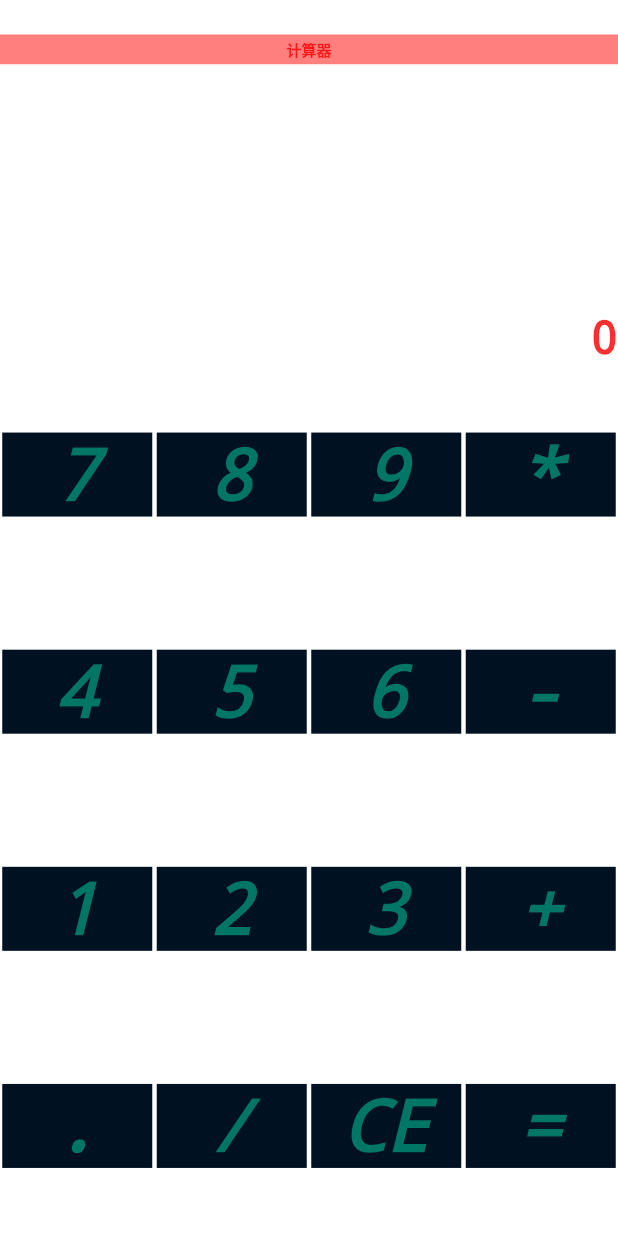
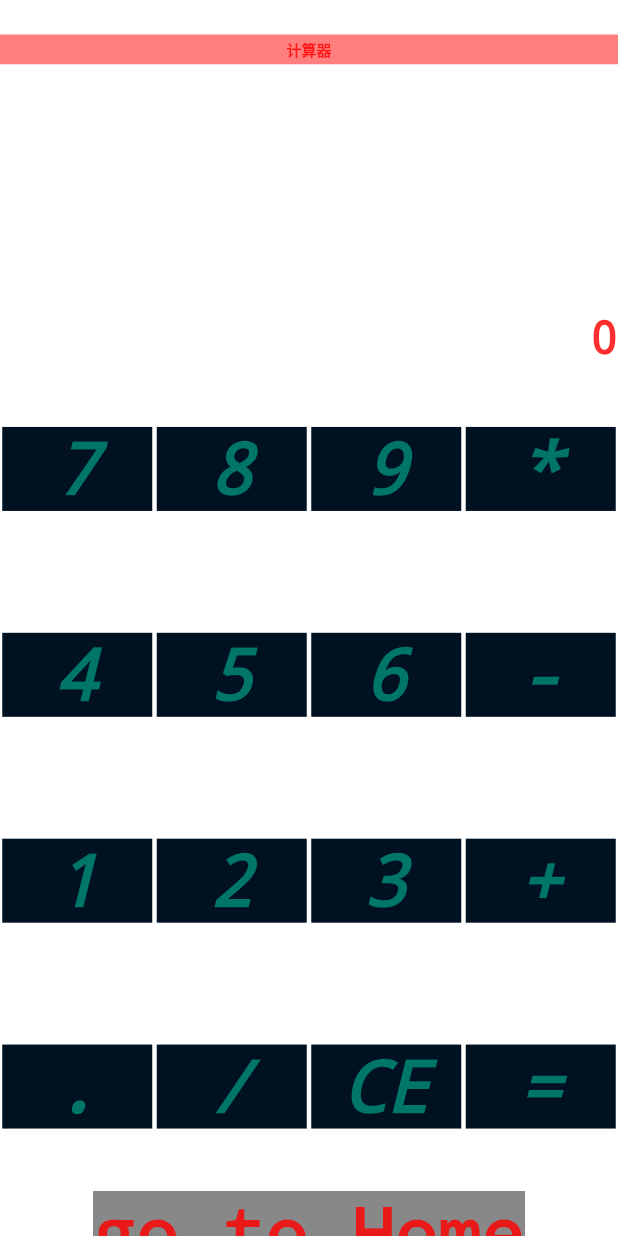
Before and after one commit to crazyworldzl/flutter_app, a Flutter app: the screen it shows after launch, on a phone screen of 412 x 824 dp. Run offline on Flutter 3.47's test engine with Material 2 defaults, Android fonts, the phone set to English and light mode, and no system bars.

```diff
--- a/lib/Calculator.dart
+++ b/lib/Calculator.dart
@@ -1,5 +1,8 @@
 import 'package:flutter/material.dart';
 import 'package:flutter/widgets.dart';
+
+import 'Home.dart';
+import 'main.dart';
 
 class CalculatorApp extends StatelessWidget {
   @override
@@ -51,13 +54,33 @@ class _MHome extends State<MWidget> {
   @override
   Widget build(BuildContext context) {
     // TODO: implement build
-
     return Column(
       children: <Widget>[
         titleMethod(context),
         calculatorMethod(),
         resultMethod(context),
         keyboardMethod(context),
+        GestureDetector(
+          child: Container(child: Text('go to Home'),
+            height: 30,
+            color: Color(0xff888888),
+          ),
+          onTap: ()=>{
+
+
+
+
+          Navigator.push(context, MaterialPageRoute(builder: (_) {
+          return Home();
+          }))
+
+
+
+
+
+
+        },
+        ),
       ],
     );
   }
@@ -108,7 +131,7 @@ class _MHome extends State<MWidget> {
   keyboardMethod(context) {
     return Container(
       margin: EdgeInsets.fromLTRB(0, 1, 0, 1),
-      height: MediaQuery.of(context).size.height - 100 - 100 - 23 - 20 - 2,
+      height: MediaQuery.of(context).size.height - 100 - 100 - 23 - 20-30 - 2,
       color: Color(0xffffffff),
       child: Column(
         children: <Widget>[
```
Also changed, not shown: lib/Home.dart (added, +42 -0 lines).
